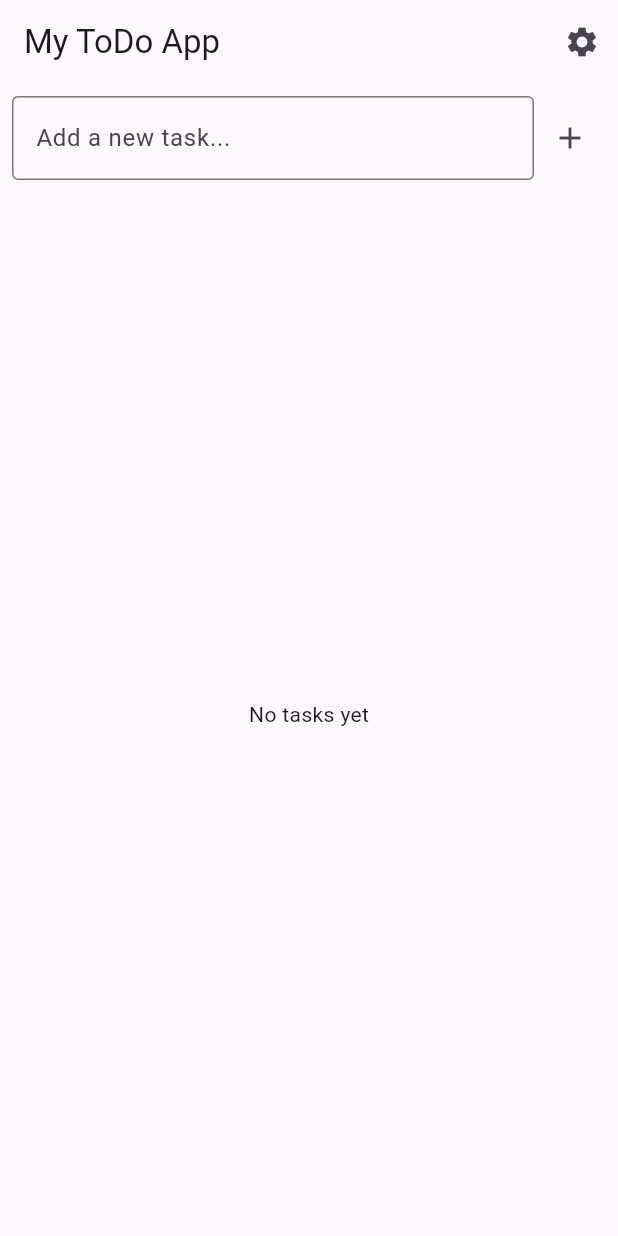
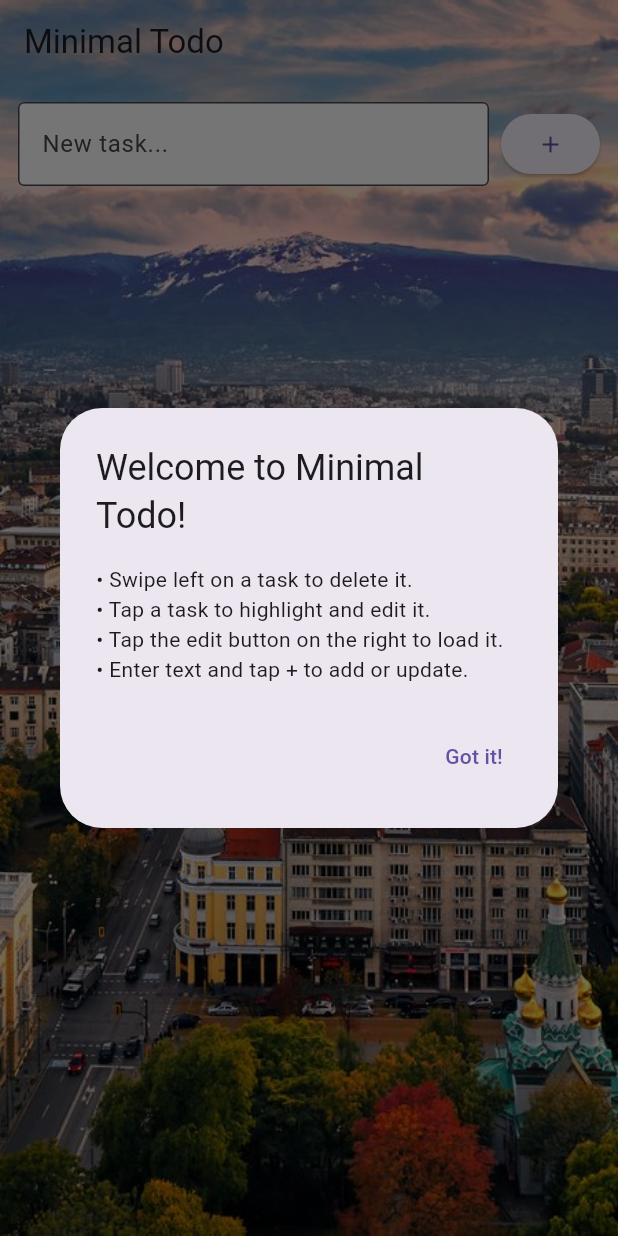
Before and after one commit to abdi221/Flutter_repo, a Flutter app: the screen it shows after launch, after a tap on the "add" icon, on a phone screen of 412 x 824 dp. Run offline on Flutter 3.47's test engine with Material 3 defaults, Android fonts, the phone set to English and light mode, and no system bars; our stand-ins replace google_fonts.

Commit message:
Update and simplify the app

```diff
--- a/todolist_a2/lib/main.dart
+++ b/todolist_a2/lib/main.dart
@@ -1,166 +1,199 @@
 import 'package:flutter/material.dart';
-import 'models/todo.dart';
-import 'widgets/todo_item.dart';
-import 'screen/settings.dart';
 
-void main() {
-  runApp(const MyApp());
-}
+void main() => runApp(const MyApp());
 
 class MyApp extends StatelessWidget {
   const MyApp({super.key});
-
   @override
   Widget build(BuildContext context) {
     return MaterialApp(
-      title: 'My ToDo App',
+      title: 'Minimal Todo',
       debugShowCheckedModeBanner: false,
-      theme: ThemeData.light(),
-      darkTheme: ThemeData.dark(),
-      home: const MyHomePage(),
+      theme: ThemeData(
+        primarySwatch: Colors.teal,
+        scaffoldBackgroundColor: Colors.grey[100],
+        inputDecorationTheme: const InputDecorationTheme(
+          border: OutlineInputBorder(),
+          filled: true,
+          fillColor: Colors.white,
+        ),
+      ),
+      home: const TodoPage(),
     );
   }
 }
 
-class MyHomePage extends StatefulWidget {
-  const MyHomePage({super.key});
+class TodoPage extends StatefulWidget {
+  const TodoPage({super.key});
+  @override
+  _TodoPageState createState() => _TodoPageState();
+}
+
+class _TodoPageState extends State<TodoPage> {
+  final _listKey = GlobalKey<AnimatedListState>();
+  final _controller = TextEditingController();
+  final List<String> _tasks = [];
+  int? _selectedIndex;
 
   @override
-  State<MyHomePage> createState() => _MyHomePageState();
+  void initState() {
+    super.initState();
+    WidgetsBinding.instance.addPostFrameCallback((_) => _showTutorial());
   }
 
-class _MyHomePageState extends State<MyHomePage> {
-  final List<Todo> _todos = [];
-  final TextEditingController _controller = TextEditingController();
-  final Settings _settings = Settings();
+  void _showTutorial() {
+    showDialog(
+      context: context,
+      barrierDismissible: false,
+      builder: (context) => AlertDialog(
+        title: const Text('Welcome to Minimal Todo!'),
+        content: const Text(
+          '• Swipe left on a task to delete it.\n'
+          '• Tap a task to highlight and edit it.\n'
+          '• Tap the edit button on the right to load it.\n'
+          '• Enter text and tap + to add or update.'
+        ),
+        actions: [
+          TextButton(
+            onPressed: () => Navigator.of(context).pop(),
+            child: const Text('Got it!'),
+          ),
+        ],
+      ),
+    );
+  }
 
-  void _addTodo([Todo? editing]) {
-    String text = _controller.text.trim();
+  void _addTask() {
+    final text = _controller.text.trim();
     if (text.isEmpty) return;
-
+    if (_selectedIndex != null) {
+      // update existing
       setState(() {
-      if (editing != null) {
-        editing.text = text;
+        _tasks[_selectedIndex!] = text;
+        _selectedIndex = null;
+      });
     } else {
-        _todos.add(Todo(text: text));
+      final index = _tasks.length;
+      _tasks.add(text);
+      _listKey.currentState?.insertItem(
+        index,
+        duration: const Duration(milliseconds: 300),
+      );
     }
     _controller.clear();
-    });
   }
 
-  void _editTodo(Todo todo) {
-    _controller.text = todo.text;
-    _addTodo(todo);
+  void _removeTask(int index) {
+    final removed = _tasks.removeAt(index);
+    _listKey.currentState?.removeItem(
+      index,
+      (context, animation) => _buildItem(removed, animation, index),
+      duration: const Duration(milliseconds: 300),
+    );
+    if (_selectedIndex == index) setState(() => _selectedIndex = null);
   }
 
-  void _goToSettings() async {
-    await Navigator.of(context).push(
-      MaterialPageRoute(
-        builder: (_) => SettingsPage(settings: _settings),
+  Widget _buildItem(String text, Animation<double> animation, int index) {
+    final isSelected = _selectedIndex == index;
+    return SizeTransition(
+      sizeFactor: animation,
+      axisAlignment: 0.0,
+      child: Card(
+        color: isSelected ? Colors.teal.shade50 : null,
+        margin: const EdgeInsets.symmetric(horizontal: 8, vertical: 4),
+        shape: RoundedRectangleBorder(borderRadius: BorderRadius.circular(12)),
+        elevation: 2,
+        child: Dismissible(
+          key: ValueKey(text + index.toString()),
+          direction: DismissDirection.endToStart,
+          onDismissed: (_) => _removeTask(index),
+          background: Container(
+            decoration: BoxDecoration(
+              color: Colors.redAccent,
+              borderRadius: BorderRadius.circular(12),
+            ),
+            alignment: Alignment.centerRight,
+            padding: const EdgeInsets.only(right: 20),
+            child: const Text(
+              'Delete',
+              style: TextStyle(color: Colors.white, fontWeight: FontWeight.bold),
+            ),
+          ),
+          child: ListTile(
+            tileColor: isSelected ? Colors.teal.shade50 : null,
+            title: Text(text),
+            trailing: isSelected
+                ? IconButton(
+                    icon: const Icon(Icons.edit),
+                    onPressed: () {
+                      _controller.text = text;
+                    },
+                  )
+                : const Icon(Icons.drag_handle),
+            onTap: () {
+              setState(() {
+                _selectedIndex = isSelected ? null : index;
+                _controller.text = text;
+              });
+            },
+          ),
+        ),
       ),
     );
-    setState(() {}); // rebuild with new settings
-  }
-
-  List<Todo> get _visibleTodos {
-    List<Todo> list = _settings.hideCompleted
-        ? _todos.where((t) => !t.isDone).toList()
-        : List.from(_todos);
-
-    if (_settings.sortOrder == SortOrder.alphabetical) {
-      list.sort((a, b) => a.text.compareTo(b.text));
-    } else if (_settings.sortOrder == SortOrder.deadline) {
-      list.sort((a, b) {
-        if (a.deadline == null && b.deadline == null) return 0;
-        if (a.deadline == null) return 1;
-        if (b.deadline == null) return -1;
-        return a.deadline!.compareTo(b.deadline!);
-      });
-    }
-
-    return list;
   }
 
   @override
   Widget build(BuildContext context) {
-    final isDark = _settings.darkMode;
-
-    return MaterialApp(
-      theme: isDark ? ThemeData.dark() : ThemeData.light(),
-      home: Scaffold(
+    return Scaffold(
+      extendBodyBehindAppBar: true,
       appBar: AppBar(
-          title: const Text('My ToDo App'),
-          actions: [
-            IconButton(
-              icon: const Icon(Icons.settings),
-              onPressed: _goToSettings,
-            )
-          ],
+        backgroundColor: Colors.transparent,
+        elevation: 0,
+        title: const Text('Minimal Todo'),
       ),
-        body: Column(
+      body: Stack(
+        children: [
+          Positioned.fill(
+            child: Image.asset(
+              'assets/images/wallpaper.jpeg',
+              fit: BoxFit.cover,
+            ),
+          ),
+          SafeArea(
+            child: Column(
               children: [
                 Padding(
-              padding: const EdgeInsets.all(8.0),
+                  padding: const EdgeInsets.all(12),
                   child: Row(
                     children: [
                       Expanded(
                         child: TextField(
                           controller: _controller,
-                      decoration: const InputDecoration(
-                        hintText: 'Add a new task...',
-                        border: OutlineInputBorder(),
+                          decoration: const InputDecoration(hintText: 'New task...'),
                         ),
                       ),
-                  ),
-                  IconButton(
-                    icon: const Icon(Icons.add),
-                    onPressed: () => _addTodo(),
+                      const SizedBox(width: 8),
+                      ElevatedButton(
+                        onPressed: _addTask,
+                        child: const Icon(Icons.add),
                       ),
                     ],
                   ),
                 ),
                 Expanded(
-              child: _visibleTodos.isEmpty
-                  ? const Center(child: Text('No tasks yet'))
-                  : ListView.builder(
-                      itemCount: _visibleTodos.length,
-                      itemBuilder: (context, index) {
-                        final todo = _visibleTodos[index];
-                        return Dismissible(
-                          key: Key(todo.text + index.toString()),
-                          direction: DismissDirection.endToStart,
-                          onDismissed: (_) {
-                            setState(() {
-                              _todos.remove(todo);
-                            });
-                          },
-                          background: Container(
-                            color: Colors.red,
-                            alignment: Alignment.centerRight,
-                            padding: const EdgeInsets.only(right: 20),
-                            child: const Icon(Icons.delete, color: Colors.white),
-                          ),
-                          child: TodoItem(
-                            todo: todo,
-                            onToggle: () {
-                              setState(() {
-                                todo.isDone = !todo.isDone;
-                              });
-                            },
-                            onEdit: () {
-                              _controller.text = todo.text;
-                              setState(() {
-                                _todos.remove(todo); // Remove and re-add
-                              });
-                            },
-                          ),
-                        );
+                  child: AnimatedList(
+                    key: _listKey,
+                    initialItemCount: _tasks.length,
+                    itemBuilder: (context, index, animation) {
+                      return _buildItem(_tasks[index], animation, index);
                     },
                   ),
                 ),
               ],
             ),
           ),
+        ],
+      ),
     );
   }
 }
--- a/todolist_a2/lib/models/todo.dart
+++ /dev/null
@@ -1,11 +0,0 @@
-class Todo {
-  String text;
-  bool isDone;
-  DateTime? deadline;
-
-  Todo({
-    required this.text,
-    this.isDone = false,
-    this.deadline,
-  });
-}
```
Also changed, not shown: todolist_a2/lib/screen/settings.dart (deleted, +0 -91 lines), todolist_a2/lib/screen/todo_home_screen.dart (deleted, +0 -21 lines), todolist_a2/lib/widgets/todo_item.dart (deleted, +0 -58 lines), 1 other file. Lines whose indentation alone changed are shown as unchanged.
